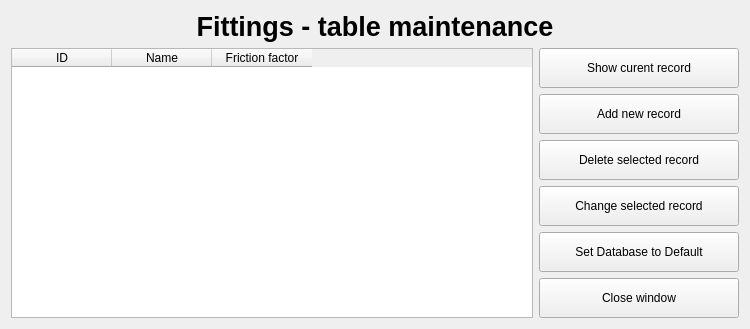
The window that pd_database.ui (Suske1956/PressureDrop) describes before a commit, drawn with Qt 5.
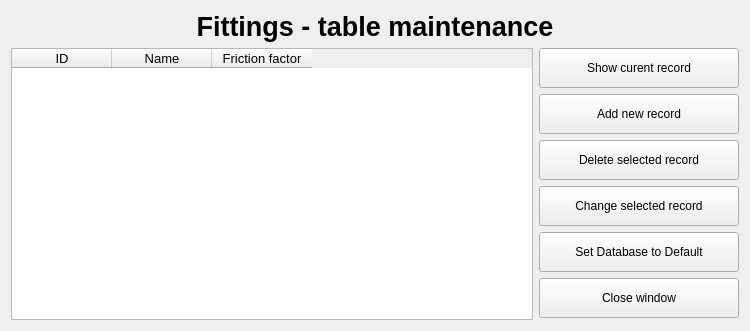
The same window after the commit.

Commit message: Update December 5, 2021 The Dialog structure is working now. now finish functions one by one.

```diff
--- a/pd_database.ui
+++ b/pd_database.ui
@@ -7,7 +7,7 @@
     <x>0</x>
     <y>0</y>
     <width>750</width>
-    <height>329</height>
+    <height>331</height>
    </rect>
   </property>
   <property name="minimumSize">
@@ -44,6 +44,11 @@
     <layout class="QHBoxLayout" name="horizontalLayout">
      <item>
       <widget class="QTableWidget" name="table_fittings">
+       <property name="font">
+        <font>
+         <pointsize>10</pointsize>
+        </font>
+       </property>
        <property name="editTriggers">
         <set>QAbstractItemView::NoEditTriggers</set>
        </property>
```
The commit also changes 6 other files.
